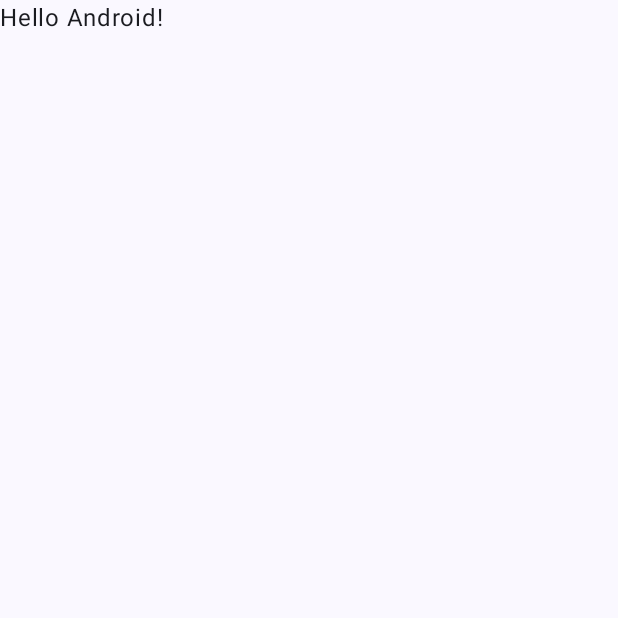
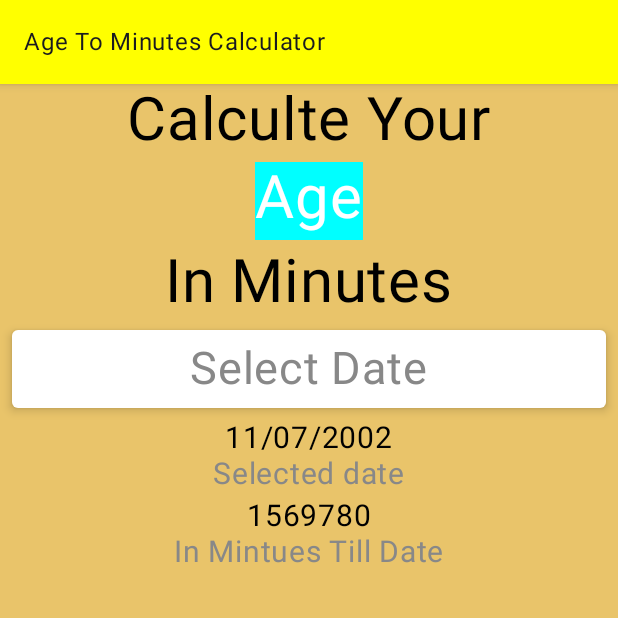
Before and after one commit to DINKAR1172/App, an Android app built with Jetpack Compose: the screen it shows after launch (MainActivity), on a phone screen of 412 x 824 dp, the top half of it. Before the commit the part shown is almost empty. Run offline under Robolectric (Android 15) with nearby library versions, the phone set to English and light mode, and no system bars.

Commit message:
few UI Changes

```diff
--- a/app/build.gradle.kts
+++ b/app/build.gradle.kts
@@ -50,7 +50,11 @@ android {
 }
 
 dependencies {
-
+    val compose_version = "1.6.0-alpha06"
+    implementation("androidx.compose.ui:ui:$compose_version")
+    implementation("androidx.compose.material:material:$compose_version")
+    implementation("androidx.compose.ui:ui-tooling-preview:$compose_version")
+    implementation("androidx.lifecycle:lifecycle-viewmodel-compose:2.6.2")
     implementation("androidx.core:core-ktx:1.13.1")
     implementation("androidx.lifecycle:lifecycle-runtime-ktx:2.8.5")
     implementation("androidx.activity:activity-compose:1.9.2")
--- /dev/null
+++ b/app/src/main/java/com/example/apps/AgeScreen.kt
@@ -0,0 +1,82 @@
+package com.example.apps
+
+import android.content.Context
+import android.widget.Toast
+import androidx.compose.foundation.background
+import androidx.compose.foundation.clickable
+import androidx.compose.foundation.layout.Arrangement
+import androidx.compose.foundation.layout.Box
+import androidx.compose.foundation.layout.Column
+import androidx.compose.foundation.layout.Row
+import androidx.compose.foundation.layout.Spacer
+import androidx.compose.foundation.layout.fillMaxSize
+import androidx.compose.foundation.layout.fillMaxWidth
+import androidx.compose.foundation.layout.height
+import androidx.compose.foundation.layout.padding
+import androidx.compose.foundation.layout.size
+import androidx.compose.foundation.layout.width
+import androidx.compose.material.Card
+import androidx.compose.material.Scaffold
+import androidx.compose.material.TopAppBar
+import androidx.compose.material3.DatePickerDialog
+import androidx.compose.material3.ExperimentalMaterial3Api
+import androidx.compose.material3.Text
+import androidx.compose.runtime.Composable
+import androidx.compose.ui.Alignment
+import androidx.compose.ui.Modifier
+import androidx.compose.ui.graphics.Color
+import androidx.compose.ui.res.colorResource
+import androidx.compose.ui.unit.dp
+import androidx.compose.ui.unit.sp
+import java.util.Calendar
+
+@Composable
+fun AgeScreen(context: Context){
+Scaffold(topBar = { TopAppBar(title = { Text(text = "Age To Minutes Calculator")}, backgroundColor = Color.Yellow) }
+) {
+   Column(modifier = Modifier
+       .fillMaxSize()
+       .background(colorResource(id = R.color.Back))
+       .padding(it), horizontalAlignment = Alignment.CenterHorizontally, verticalArrangement = Arrangement.Top) {
+       Text(text = "Calculte Your", fontSize = 40.sp, color = Color.Black)
+      Box(modifier = Modifier
+          .width(80.dp)
+          .height(60.dp)
+          .padding(4.dp)
+          .background(Color.Cyan)) {
+         Text(text = "Age", color = Color.White, fontSize = 40.sp)
+      }
+      Text(text = "In Minutes", fontSize = 40.sp, color = Color.Black)
+      Card(modifier = Modifier
+          .fillMaxWidth()
+          .clickable {
+              clickDatePicker(context)
+          }
+          .padding(8.dp), backgroundColor = Color.White, elevation = 4.dp) {
+Row(modifier = Modifier
+    .fillMaxWidth()
+    .padding(8.dp), horizontalArrangement = Arrangement.Center, verticalAlignment = Alignment.CenterVertically) {
+   Text(text = "Select Date", fontSize = 30.sp, color = Color.Gray)
+}
+      }
+      Text(text = "11/07/2002", fontSize = 20.sp, color = Color.Black)
+      Text(text = "Selected date", fontSize = 20.sp, color = Color.Gray)
+      Spacer(modifier = Modifier.height(4.dp))
+      Text(text = "1569780", fontSize = 20.sp, color = Color.Black)
+      Text(text = "In Mintues Till Date", fontSize = 20.sp, color = Color.Gray)
+
+   }
+}
+}
+
+@Composable
+@OptIn(ExperimentalMaterial3Api::class)
+fun clickDatePicker(context: Context){
+val  myCalendar= Calendar.getInstance()
+    val year=myCalendar.get(Calendar.YEAR)
+    val Month=myCalendar.get(Calendar.MONTH)
+    val day=myCalendar.get(Calendar.DAY_OF_MONTH)
+    DatePickerDialog(onDismissRequest = { /*TODO*/ }, confirmButton = { /*TODO*/ }) {
+
+    }
+}
--- a/app/src/main/java/com/example/apps/MainActivity.kt
+++ b/app/src/main/java/com/example/apps/MainActivity.kt
@@ -9,6 +9,7 @@ import androidx.compose.material3.Surface
 import androidx.compose.material3.Text
 import androidx.compose.runtime.Composable
 import androidx.compose.ui.Modifier
+import androidx.compose.ui.platform.LocalContext
 import androidx.compose.ui.tooling.preview.Preview
 import com.example.apps.ui.theme.AppsTheme
 
@@ -16,31 +17,16 @@ class MainActivity : ComponentActivity() {
     override fun onCreate(savedInstanceState: Bundle?) {
         super.onCreate(savedInstanceState)
         setContent {
+            val context= LocalContext.current
             AppsTheme {
                 // A surface container using the 'background' color from the theme
                 Surface(
                     modifier = Modifier.fillMaxSize(),
                     color = MaterialTheme.colorScheme.background
                 ) {
-                    Greeting("Android")
+                 AgeScreen(context)
                 }
             }
         }
     }
 }
-
-@Composable
-fun Greeting(name: String, modifier: Modifier = Modifier) {
-    Text(
-        text = "Hello $name!",
-        modifier = modifier
-    )
-}
-
-@Preview(showBackground = true)
-@Composable
-fun GreetingPreview() {
-    AppsTheme {
-        Greeting("Android")
-    }
-}
--- a/app/src/main/res/values/colors.xml
+++ b/app/src/main/res/values/colors.xml
@@ -7,4 +7,5 @@
     <color name="teal_700">#FF018786</color>
     <color name="black">#FF000000</color>
     <color name="white">#FFFFFFFF</color>
+    <color name="Back">#E9C46A</color>
 </resources>
```
